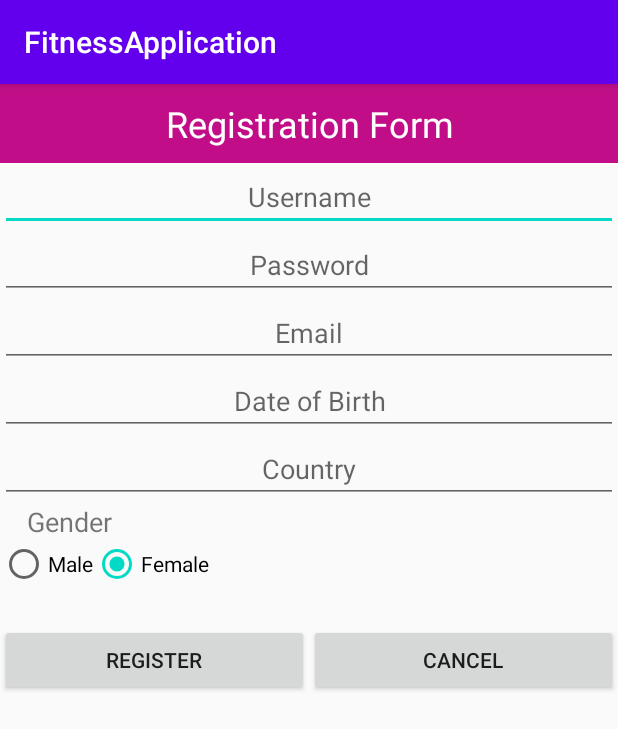
After one commit to gilbertch09/FitnessApplication, an Android app: the RegisterActivity screen opened directly, with no data from a screen before it, on a phone screen of 412 x 824 dp. The commit adds this screen. Shown: the top 729 px of the screen. Run offline under Robolectric (Android 15) with nearby library versions, the phone set to English and light mode, and no system bars.

Commit message:
create RegisterActivity and home activity also with the design

```diff
--- a/app/src/main/AndroidManifest.xml
+++ b/app/src/main/AndroidManifest.xml
@@ -9,7 +9,9 @@
         android:roundIcon="@mipmap/ic_launcher_round"
         android:supportsRtl="true"
         android:theme="@style/AppTheme">
-        <activity android:name=".LoginActivity"></activity>
+        <activity android:name=".HomeActivity"></activity>
+        <activity android:name=".RegisterActivity" />
+        <activity android:name=".LoginActivity" />
         <activity android:name=".MainActivity">
             <intent-filter>
                 <action android:name="android.intent.action.MAIN" />
--- /dev/null
+++ b/app/src/main/java/com/example/fitnessapplication/RegisterActivity.java
@@ -0,0 +1,80 @@
+package com.example.fitnessapplication;
+
+import androidx.appcompat.app.AppCompatActivity;
+
+import android.content.ContentValues;
+import android.content.Intent;
+import android.os.Bundle;
+import android.view.View;
+import android.widget.Button;
+import android.widget.EditText;
+import android.widget.RadioButton;
+import android.widget.RadioGroup;
+import android.widget.Toast;
+
+public class RegisterActivity extends AppCompatActivity {
+    EditText username, password, email, country, dob;
+    RadioGroup gender;
+    Button register, cancel;
+    DatabaseHelper databaseHelper;
+
+    @Override
+    protected void onCreate(final Bundle savedInstanceState) {
+        super.onCreate(savedInstanceState);
+        setContentView(R.layout.activity_register);
+        username = findViewById(R.id.username);
+        password = findViewById(R.id.password);
+        email = findViewById(R.id.email);
+        country = findViewById(R.id.country);
+        dob = findViewById(R.id.dob);
+        gender = findViewById(R.id.gender);
+        register = findViewById(R.id.register);
+        cancel = findViewById(R.id.cancel);
+
+        databaseHelper = new DatabaseHelper(this);
+
+
+        register.setOnClickListener(new View.OnClickListener() {
+            @Override
+            public void onClick(View v) {
+                String usernameValue = username.getText().toString();
+                String passwordValue = password.getText().toString();
+                String emailValue = email.getText().toString();
+                String countryValue = country.getText().toString();
+                String dobValue = dob.getText().toString();
+                RadioButton checkedBtn = findViewById(gender.getCheckedRadioButtonId());
+                String genderValue = checkedBtn.getText().toString();
+
+
+                if (usernameValue.length() > 1) {
+                    ContentValues contentValues = new ContentValues();
+                    contentValues.put("username",usernameValue);
+                    contentValues.put("password",passwordValue);
+                    contentValues.put("email",emailValue);
+                    contentValues.put("country",countryValue);
+                    contentValues.put("dob",dobValue);
+                    contentValues.put("gender",genderValue);
+
+                    databaseHelper.insertUser(contentValues);
+                    Toast.makeText(RegisterActivity.this, "User Registered!", Toast.LENGTH_SHORT).show();
+
+
+                }
+                else {
+                    Toast.makeText(RegisterActivity.this, "Enter the values!", Toast.LENGTH_SHORT).show();
+                }
+            }
+        });
+
+        cancel.setOnClickListener(new View.OnClickListener() {
+            @Override
+            public void onClick(View v) {
+                Intent intent = new Intent(RegisterActivity.this, LoginActivity.class);
+                intent.addFlags(Intent.FLAG_ACTIVITY_NO_ANIMATION);
+                startActivity(intent);
+            }
+        });
+
+
+    }
+}
--- a/app/src/main/res/layout/activity_main.xml
+++ b/app/src/main/res/layout/activity_main.xml
@@ -38,6 +38,7 @@
         android:layout_marginBottom="150dp"/>
 
     <Button
+        android:id="@+id/start"
         android:layout_width="match_parent"
         android:layout_height="wrap_content"
         android:text="Start App"
--- /dev/null
+++ b/app/src/main/res/layout/activity_register.xml
@@ -0,0 +1,115 @@
+<?xml version="1.0" encoding="utf-8"?>
+<LinearLayout xmlns:android="http://schemas.android.com/apk/res/android"
+    xmlns:app="http://schemas.android.com/apk/res-auto"
+    xmlns:tools="http://schemas.android.com/tools"
+    android:layout_width="match_parent"
+    android:layout_height="match_parent"
+    android:orientation="vertical"
+    tools:context=".RegisterActivity">
+
+    <TextView
+        android:layout_width="match_parent"
+        android:layout_height="wrap_content"
+        android:background="#c10e88"
+        android:gravity="center"
+        android:padding="10dp"
+        android:text="Registration Form"
+        android:textColor="#fff"
+        android:textSize="24sp" />
+
+    <EditText
+        android:id="@+id/username"
+        android:layout_width="match_parent"
+        android:layout_height="wrap_content"
+        android:gravity="center"
+        android:hint="Username"
+        android:maxLines="1" />
+
+    <EditText
+        android:id="@+id/password"
+        android:layout_width="match_parent"
+        android:layout_height="wrap_content"
+        android:gravity="center"
+        android:hint="Password"
+        android:inputType="textPassword"
+        android:maxLines="1" />
+
+    <EditText
+        android:id="@+id/email"
+        android:layout_width="match_parent"
+        android:layout_height="wrap_content"
+        android:gravity="center"
+        android:hint="Email"
+        android:inputType="textEmailAddress"
+        android:maxLines="1" />
+
+    <EditText
+        android:id="@+id/dob"
+        android:layout_width="match_parent"
+        android:layout_height="wrap_content"
+        android:gravity="center"
+        android:hint="Date of Birth"
+        android:inputType="date"
+        android:maxLines="1" />
+
+    <EditText
+        android:id="@+id/country"
+        android:layout_width="match_parent"
+        android:layout_height="wrap_content"
+        android:gravity="center"
+        android:hint="Country"
+        android:inputType="text"
+        android:maxLines="1" />
+
+    <TextView
+        android:text="Gender"
+        android:textSize="18sp"
+        android:layout_marginLeft="18dp"
+        android:layout_width="wrap_content"
+        android:layout_height="wrap_content" />
+
+    <RadioGroup
+        android:orientation="horizontal"
+        android:id="@+id/gender"
+        android:layout_width="match_parent"
+        android:layout_height="wrap_content">
+
+        <RadioButton
+            android:id="@+id/male"
+            android:text="Male"
+            android:checked="true"
+            android:layout_width="wrap_content"
+            android:layout_height="wrap_content"/>
+
+        <RadioButton
+            android:id="@+id/female"
+            android:text="Female"
+            android:checked="true"
+            android:layout_width="wrap_content"
+            android:layout_height="wrap_content"/>
+
+    </RadioGroup>
+
+    <LinearLayout
+        android:layout_width="match_parent"
+        android:layout_height="wrap_content"
+        android:layout_marginTop="24dp"
+        android:orientation="horizontal">
+
+        <Button
+            android:id="@+id/register"
+            android:layout_width="0dp"
+            android:layout_weight="1"
+            android:layout_height="wrap_content"
+            android:text="Register" />
+
+        <Button
+            android:id="@+id/cancel"
+            android:layout_width="0dp"
+            android:layout_weight="1"
+            android:layout_height="wrap_content"
+            android:text="Cancel" />
+
+    </LinearLayout>
+
+</LinearLayout>
```
Also changed, not shown: app/src/main/java/com/example/fitnessapplication/DatabaseHelper.java (added, +56 -0 lines), app/src/main/java/com/example/fitnessapplication/HomeActivity.java (added, +14 -0 lines), app/src/main/java/com/example/fitnessapplication/MainActivity.java (+17 -0 lines), app/src/main/res/layout/activity_home.xml (added, +10 -0 lines).
